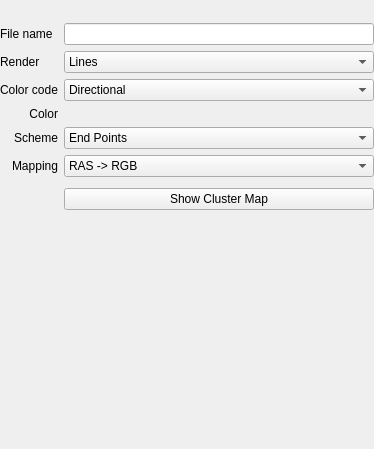
Before: the Qt Designer form freeview/PanelTrack.ui in freesurfer/freesurfer, drawn with Qt 5.
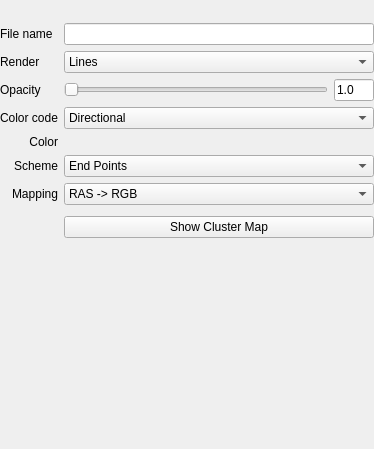
After: the same form once the commit is applied. Custom widgets are drawn as their Qt base class.

Commit message: Fixed a bunch of opacity issue for vtk8 build

```diff
--- a/freeview/PanelTrack.ui
+++ b/freeview/PanelTrack.ui
@@ -69,115 +69,7 @@
     </item>
     <item>
      <layout class="QGridLayout" name="gridLayout">
-      <item row="2" column="0">
-       <widget class="QLabel" name="label_2">
-        <property name="text">
-         <string>Render</string>
-        </property>
-       </widget>
-      </item>
-      <item row="4" column="0">
-       <widget class="QLabel" name="labelSolidColor">
-        <property name="text">
-         <string>Color</string>
-        </property>
-        <property name="alignment">
-         <set>Qt::AlignRight|Qt::AlignTrailing|Qt::AlignVCenter</set>
-        </property>
-       </widget>
-      </item>
       <item row="6" column="0">
-       <widget class="QLabel" name="labelDirectionMapping">
-        <property name="text">
-         <string>Mapping</string>
-        </property>
-        <property name="alignment">
-         <set>Qt::AlignRight|Qt::AlignTrailing|Qt::AlignVCenter</set>
-        </property>
-       </widget>
-      </item>
-      <item row="3" column="0">
-       <widget class="QLabel" name="label">
-        <property name="text">
-         <string>Color code</string>
-        </property>
-       </widget>
-      </item>
-      <item row="2" column="1">
-       <widget class="QComboBox" name="comboBoxRenderRep">
-        <item>
-         <property name="text">
-          <string>Lines</string>
-         </property>
-        </item>
-        <item>
-         <property name="text">
-          <string>Tubes (Slow!)</string>
-         </property>
-        </item>
-       </widget>
-      </item>
-      <item row="5" column="1">
-       <widget class="QComboBox" name="comboBoxDirectionScheme">
-        <item>
-         <property name="text">
-          <string>End Points</string>
-         </property>
-        </item>
-        <item>
-         <property name="text">
-          <string>Mid Segment</string>
-         </property>
-        </item>
-        <item>
-         <property name="text">
-          <string>Every Segment</string>
-         </property>
-        </item>
-       </widget>
-      </item>
-      <item row="6" column="1">
-       <widget class="QComboBox" name="comboBoxDirectionMapping">
-        <item>
-         <property name="text">
-          <string>RAS -&gt; RGB</string>
-         </property>
-        </item>
-        <item>
-         <property name="text">
-          <string>RAS -&gt; RBG</string>
-         </property>
-        </item>
-        <item>
-         <property name="text">
-          <string>RAS -&gt; GRB</string>
-         </property>
-        </item>
-        <item>
-         <property name="text">
-          <string>RAS -&gt; GBR</string>
-         </property>
-        </item>
-        <item>
-         <property name="text">
-          <string>RAS -&gt; BRG</string>
-         </property>
-        </item>
-        <item>
-         <property name="text">
-          <string>RAS -&gt; BGR</string>
-         </property>
-        </item>
-       </widget>
-      </item>
-      <item row="1" column="0">
-       <widget class="QLabel" name="labelFileName">
-        <property name="text">
-         <string>File name</string>
-        </property>
-       </widget>
-      </item>
-      <item row="5" column="0">
        <widget class="QLabel" name="labelDirectionScheme">
         <property name="text">
          <string>Scheme</string>
@@ -187,7 +79,17 @@
         </property>
        </widget>
       </item>
-      <item row="4" column="1">
+      <item row="5" column="0">
+       <widget class="QLabel" name="labelSolidColor">
+        <property name="text">
+         <string>Color</string>
+        </property>
+        <property name="alignment">
+         <set>Qt::AlignRight|Qt::AlignTrailing|Qt::AlignVCenter</set>
+        </property>
+       </widget>
+      </item>
+      <item row="5" column="1">
        <layout class="QHBoxLayout" name="horizontalLayout">
         <item>
          <widget class="QtColorPicker" name="colorPickerSolidColor" native="true"/>
@@ -207,13 +109,56 @@
         </item>
        </layout>
       </item>
-      <item row="8" column="1">
+      <item row="9" column="1">
        <widget class="QPushButton" name="pushButtonShowClusterMap">
         <property name="text">
          <string>Show Cluster Map</string>
         </property>
        </widget>
       </item>
+      <item row="4" column="0">
+       <widget class="QLabel" name="label">
+        <property name="text">
+         <string>Color code</string>
+        </property>
+       </widget>
+      </item>
+      <item row="6" column="1">
+       <widget class="QComboBox" name="comboBoxDirectionScheme">
+        <item>
+         <property name="text">
+          <string>End Points</string>
+         </property>
+        </item>
+        <item>
+         <property name="text">
+          <string>Mid Segment</string>
+         </property>
+        </item>
+        <item>
+         <property name="text">
+          <string>Every Segment</string>
+         </property>
+        </item>
+       </widget>
+      </item>
+      <item row="2" column="0">
+       <widget class="QLabel" name="label_2">
+        <property name="text">
+         <string>Render</string>
+        </property>
+       </widget>
+      </item>
+      <item row="7" column="0">
+       <widget class="QLabel" name="labelDirectionMapping">
+        <property name="text">
+         <string>Mapping</string>
+        </property>
+        <property name="alignment">
+         <set>Qt::AlignRight|Qt::AlignTrailing|Qt::AlignVCenter</set>
+        </property>
+       </widget>
+      </item>
       <item row="1" column="1">
        <widget class="QLineEdit" name="lineEditFileName">
         <property name="readOnly">
@@ -221,11 +166,18 @@
         </property>
        </widget>
       </item>
-      <item row="3" column="1">
-       <widget class="QComboBox" name="comboBoxColorCode">
+      <item row="1" column="0">
+       <widget class="QLabel" name="labelFileName">
+        <property name="text">
+         <string>File name</string>
+        </property>
+       </widget>
+      </item>
+      <item row="2" column="1">
+       <widget class="QComboBox" name="comboBoxRenderRep">
         <item>
          <property name="text">
-          <string>Directional</string>
+          <string>Lines</string>
          </property>
         </item>
         <item>
@@ -241,6 +193,40 @@
        </widget>
       </item>
       <item row="7" column="1">
+       <widget class="QComboBox" name="comboBoxDirectionMapping">
+        <item>
+         <property name="text">
+          <string>RAS -&gt; RGB</string>
+         </property>
+        </item>
+        <item>
+         <property name="text">
+          <string>RAS -&gt; RBG</string>
+         </property>
+        </item>
+        <item>
+         <property name="text">
+          <string>RAS -&gt; GRB</string>
+         </property>
+        </item>
+        <item>
+         <property name="text">
+          <string>RAS -&gt; GBR</string>
+         </property>
+        </item>
+        <item>
+         <property name="text">
+          <string>RAS -&gt; BRG</string>
+         </property>
+        </item>
+        <item>
+         <property name="text">
+          <string>RAS -&gt; BGR</string>
+         </property>
+        </item>
+       </widget>
+      </item>
+      <item row="8" column="1">
        <spacer name="verticalSpacer_2">
         <property name="orientation">
          <enum>Qt::Vertical</enum>
@@ -256,6 +242,59 @@
         </property>
        </spacer>
       </item>
+      <item row="4" column="1">
+       <widget class="QComboBox" name="comboBoxColorCode">
+        <item>
+         <property name="text">
+          <string>Directional</string>
+         </property>
+        </item>
+        <item>
+         <property name="text">
+          <string>Solid Color</string>
+         </property>
+        </item>
+        <item>
+         <property name="text">
+          <string>Embedded Color</string>
+         </property>
+        </item>
+       </widget>
+      </item>
+      <item row="3" column="0">
+       <widget class="QLabel" name="label_3">
+        <property name="text">
+         <string>Opacity</string>
+        </property>
+       </widget>
+      </item>
+      <item row="3" column="1">
+       <layout class="QHBoxLayout" name="horizontalLayout_2">
+        <item>
+         <widget class="QSlider" name="sliderOpacity">
+          <property name="maximum">
+           <number>100</number>
+          </property>
+          <property name="orientation">
+           <enum>Qt::Horizontal</enum>
+          </property>
+         </widget>
+        </item>
+        <item>
+         <widget class="QLineEdit" name="lineEditOpacity">
+          <property name="maximumSize">
+           <size>
+            <width>40</width>
+            <height>16777215</height>
+           </size>
+          </property>
+          <property name="text">
+           <string>1.0</string>
+          </property>
+         </widget>
+        </item>
+       </layout>
+      </item>
      </layout>
     </item>
     <item>
```
Left out of the diff: 7 changed lines with no effect on the pictures. The commit also changes 13 other files.
